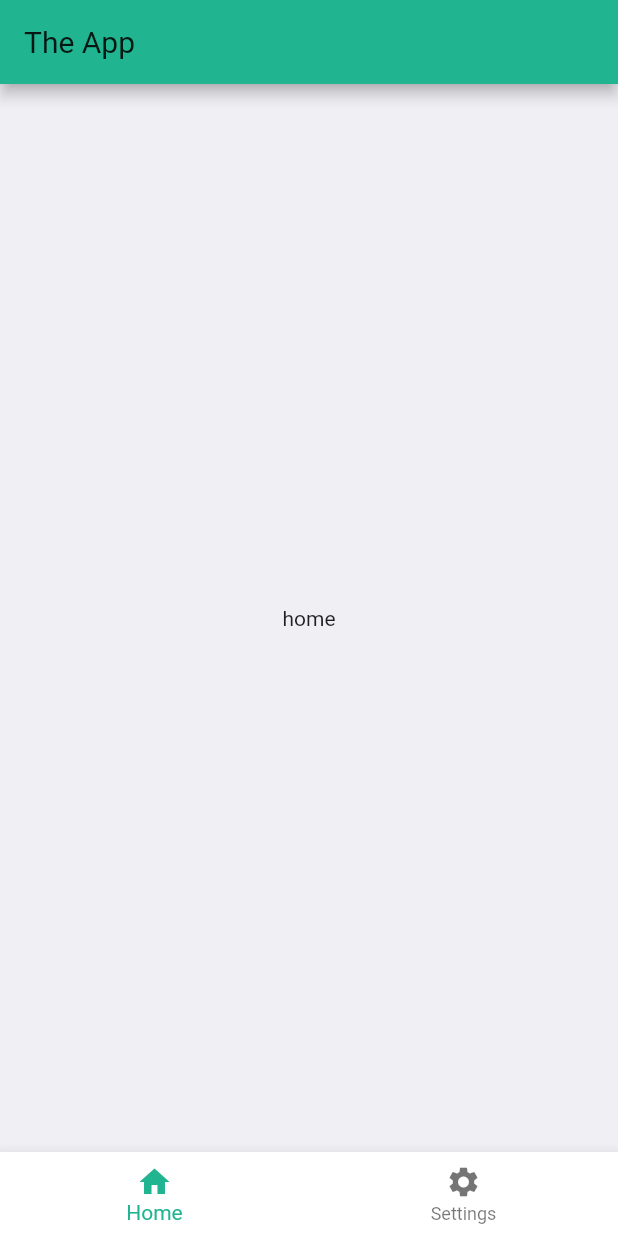
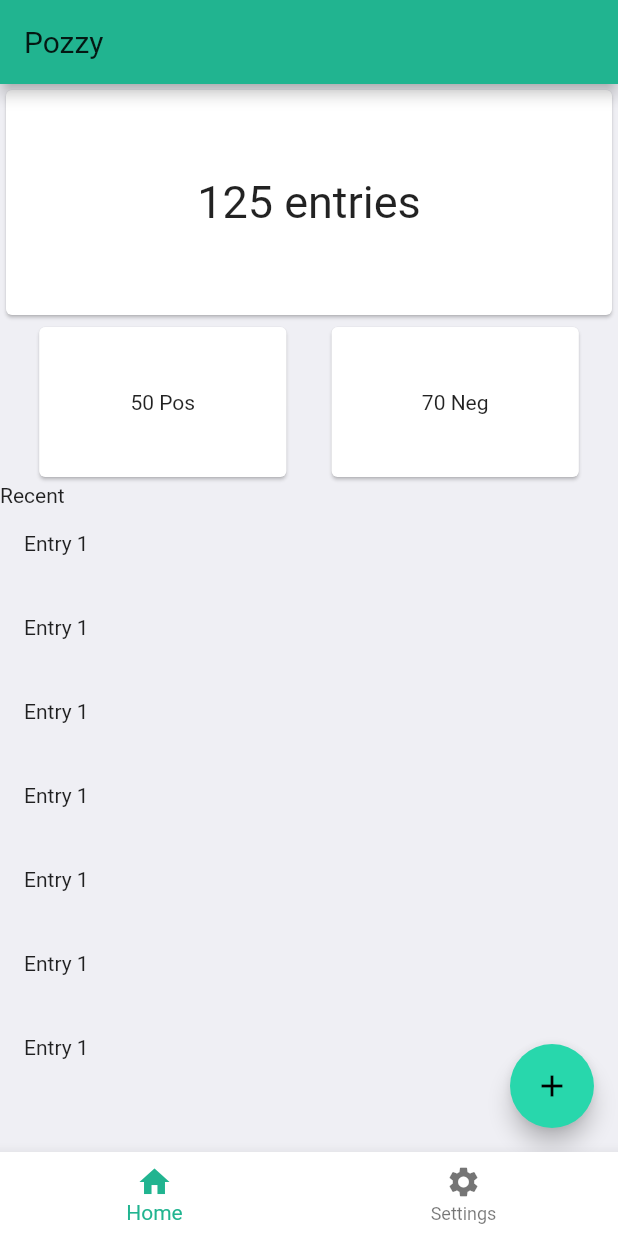
Before and after one commit to suborange/sachacks2020, a Flutter app: the screen it shows after launch, on a phone screen of 412 x 824 dp. Run offline on Flutter 3.47's test engine with Material 2 defaults, Android fonts, the phone set to English and light mode, and no system bars; our stand-ins replace connectivity, get_it.

Commit message:
Setup the HomeView with dummy widgets

```diff
--- a/lib/ui/views/home/home_view.dart
+++ b/lib/ui/views/home/home_view.dart
@@ -11,9 +11,69 @@ class HomeView extends StatelessWidget {
     return BaseView<HomeModel>(
       onModelReady: (model) => model.init(),
       builder: (context, model, child) => Scaffold(
+        floatingActionButton: FloatingActionButton(
+          child: Icon(Icons.add),
+        ),
         body: Center(
-            child:
-                (model.state == ViewState.Busy) ? Container() : Text("home")),
+          child: (model.state == ViewState.Busy)
+              ? Container()
+              : ListView(
+                  children: <Widget>[
+                    Card(
+                      child: Container(
+                        height: 150,
+                        child: Center(
+                          child: Text(
+                            "125 entries",
+                            style: TextStyle(fontSize: 30),
+                          ),
+                        ),
+                      ),
+                    ),
+                    Row(
+                      mainAxisAlignment: MainAxisAlignment.spaceEvenly,
+                      children: <Widget>[
+                        Card(
+                          child: Container(
+                            height: 100,
+                            width: MediaQuery.of(context).size.width / 2.5,
+                            child: Center(child: Text("50 Pos")),
+                          ),
+                        ),
+                        Card(
+                          child: Container(
+                            height: 100,
+                            width: MediaQuery.of(context).size.width / 2.5,
+                            child: Center(child: Text("70 Neg")),
+                          ),
+                        ),
+                      ],
+                    ),
+                    Text("Recent"),
+                    ListTile(
+                      leading: Text("Entry 1"),
+                    ),
+                    ListTile(
+                      leading: Text("Entry 1"),
+                    ),
+                    ListTile(
+                      leading: Text("Entry 1"),
+                    ),
+                    ListTile(
+                      leading: Text("Entry 1"),
+                    ),
+                    ListTile(
+                      leading: Text("Entry 1"),
+                    ),
+                    ListTile(
+                      leading: Text("Entry 1"),
+                    ),
+                    ListTile(
+                      leading: Text("Entry 1"),
+                    ),
+                  ],
+                ),
+        ),
       ),
     );
   }
--- a/lib/ui/views/tab_container.dart
+++ b/lib/ui/views/tab_container.dart
@@ -29,7 +29,7 @@ class TabContainer extends StatelessWidget {
       onModelReady: (model) => model.init(view),
       builder: (context, model, child) => Scaffold(
         appBar: AppBar(
-          title: Text("The App"),
+          title: Text("Pozzy"),
         ),
         body: IndexedStack(
           index: model.currentTab,
```
